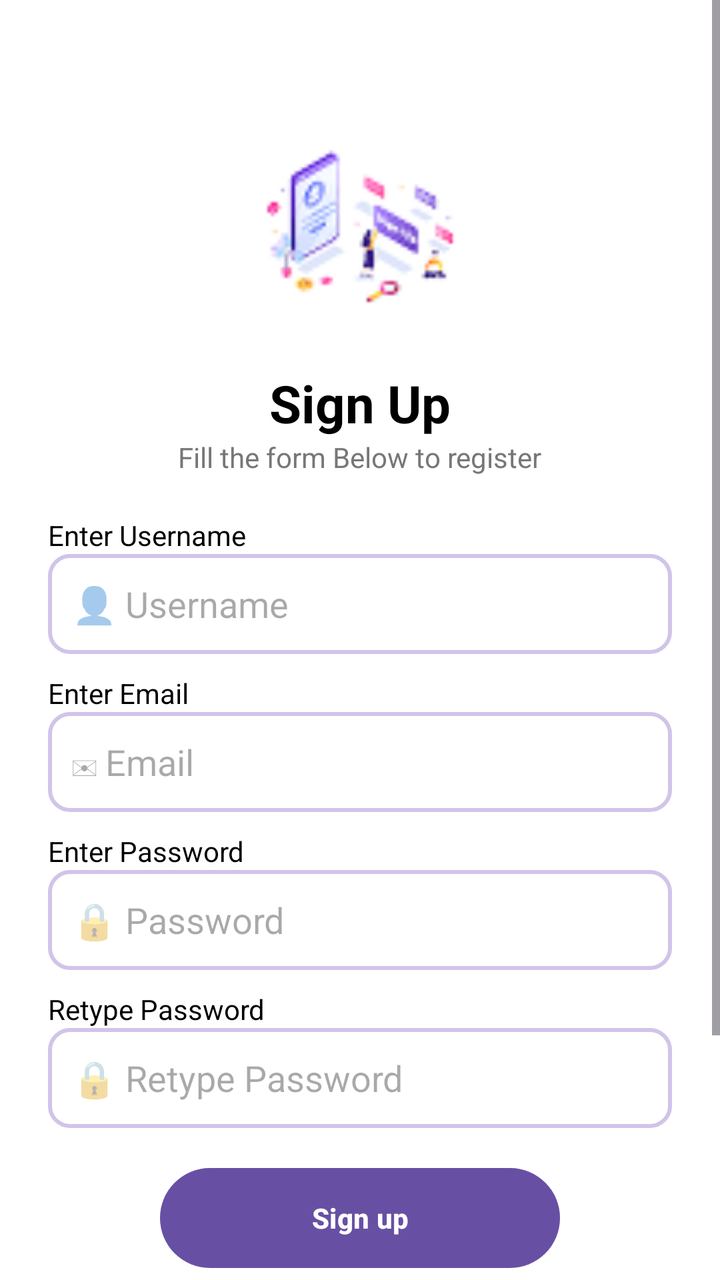
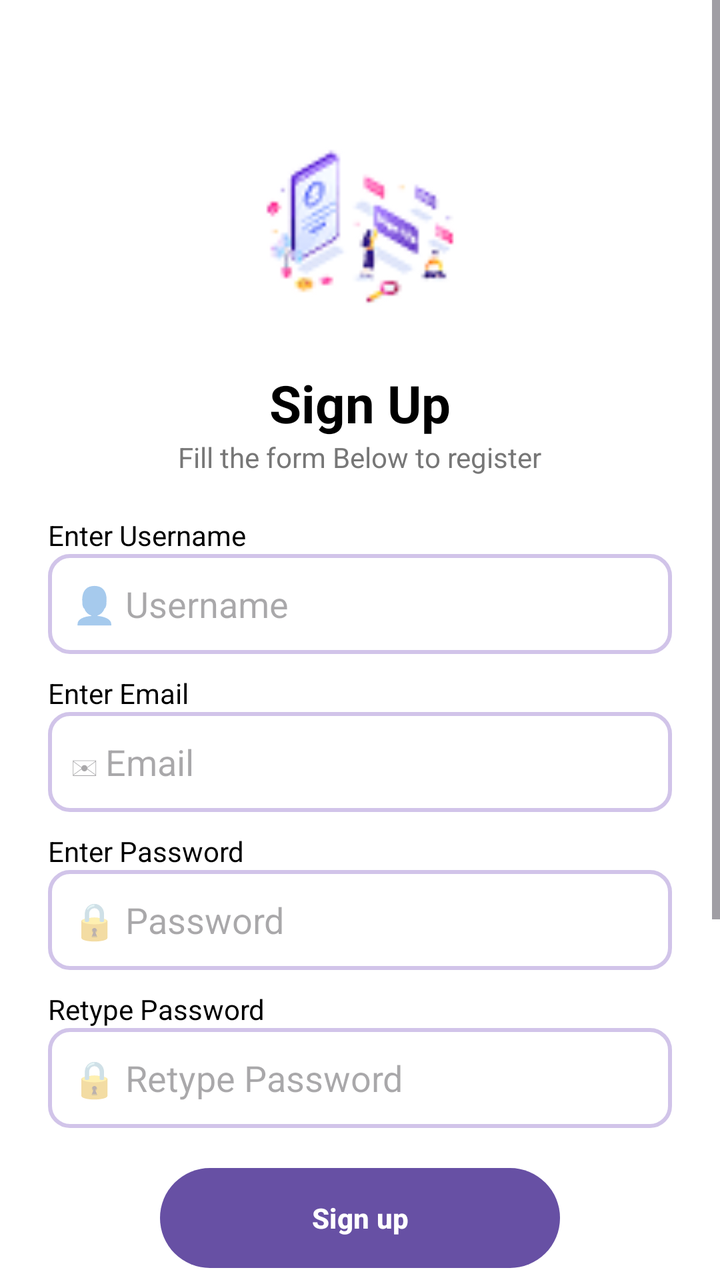

Before-and-after screenshots of an Android layout around one commit, followed by the original layout XML and the change that was made.
<!-- AndroidManifest.xml: application theme Theme.Mind2Career -->
<!-- res/layout/activity_signup.xml -->
<?xml version="1.0" encoding="utf-8"?>
<ScrollView xmlns:android="http://schemas.android.com/apk/res/android"
    android:layout_width="match_parent"
    android:layout_height="match_parent"
    android:id="@+id/main"
    android:background="@color/secondarytext">

    <LinearLayout
        android:layout_width="match_parent"
        android:layout_height="wrap_content"
        android:orientation="vertical"
        android:padding="24dp">

        
        <ImageView
            android:layout_width="120dp"
            android:layout_height="120dp"
            android:layout_gravity="center"
            android:layout_marginTop="30dp"
            android:src="@drawable/signup"
            android:contentDescription="signup"/>

        
        <TextView
            android:layout_width="wrap_content"
            android:layout_height="wrap_content"
            android:text="Sign Up"
            android:textSize="26sp"
            android:textStyle="bold"
            android:textColor="@color/primary"
            android:layout_gravity="center"
            android:layout_marginTop="10dp"/>

        <TextView
            android:layout_width="wrap_content"
            android:layout_height="wrap_content"
            android:text="Fill the form Below to register"
            android:textSize="14sp"
            android:textColor="@color/secondary"
            android:layout_gravity="center"
            android:layout_marginBottom="20dp"/>

        
        <TextView
            android:layout_width="wrap_content"
            android:layout_height="wrap_content"
            android:text="Enter Username"
            android:textColor="@color/primary"
            android:textSize="14sp"/>

        <EditText
            android:id="@+id/etUsername"
            android:layout_width="match_parent"
            android:layout_height="50dp"
            android:background="@drawable/input_bg"
            android:padding="12dp"
            android:hint="👤 Username"/>

        
        <TextView
            android:layout_width="wrap_content"
            android:layout_height="wrap_content"
            android:text="Enter Email"
            android:textColor="@color/primary"
            android:layout_marginTop="10dp"/>

        <EditText
            android:id="@+id/etEmail"
            android:layout_width="match_parent"
            android:layout_height="50dp"
            android:background="@drawable/input_bg"
            android:padding="12dp"
            android:hint="✉ Email"
            android:inputType="textEmailAddress"/>

        
        <TextView
            android:layout_width="wrap_content"
            android:layout_height="wrap_content"
            android:text="Enter Password"
            android:textColor="@color/primary"
            android:layout_marginTop="10dp"/>

        <EditText
            android:id="@+id/etPassword"
            android:layout_width="match_parent"
            android:layout_height="50dp"
            android:background="@drawable/input_bg"
            android:padding="12dp"
            android:hint="🔒 Password"
            android:inputType="textPassword"/>

        
        <TextView
            android:layout_width="wrap_content"
            android:layout_height="wrap_content"
            android:text="Retype Password"
            android:textColor="@color/primary"
            android:layout_marginTop="10dp"/>

        <EditText
            android:id="@+id/etRetypePassword"
            android:layout_width="match_parent"
            android:layout_height="50dp"
            android:background="@drawable/input_bg"
            android:padding="12dp"
            android:hint="🔒 Retype Password"
            android:inputType="textPassword"/>

        
        <Button
            android:id="@+id/btnSignup"
            android:layout_width="200dp"
            android:layout_height="50dp"
            android:text="Sign up"
            android:textColor="#FFFFFF"
            android:textStyle="bold"
            android:layout_gravity="center"
            android:layout_marginTop="20dp"
            android:background="@drawable/round_purple_button"/>

        
        <TextView
            android:layout_width="wrap_content"
            android:layout_height="wrap_content"
            android:text="Or"
            android:textStyle="bold"
            android:layout_gravity="center"
            android:layout_marginTop="10dp"/>

        
        <LinearLayout
            android:id="@+id/btnGoogleSignup"
            android:layout_width="match_parent"
            android:layout_height="55dp"
            android:background="@drawable/google_button_bg"
            android:orientation="horizontal"
            android:gravity="center"
            android:layout_marginTop="10dp"
            android:clickable="true"
            android:focusable="true">

            <ImageView
                android:layout_width="24dp"
                android:layout_height="24dp"
                android:src="@drawable/google"
                android:contentDescription="google"/>

            <TextView
                android:layout_width="wrap_content"
                android:layout_height="wrap_content"
                android:text="Continue with Google"
                android:textColor="@color/primary"
                android:textStyle="bold"
                android:layout_marginStart="10dp"/>
        </LinearLayout>

        
        <LinearLayout
            android:layout_width="wrap_content"
            android:layout_height="wrap_content"
            android:layout_gravity="center"
            android:orientation="horizontal"
            android:layout_marginTop="20dp">

            <TextView
                android:layout_width="wrap_content"
                android:layout_height="wrap_content"
                android:text="Already have an Account? "
                android:textSize="14sp"/>

            <TextView
                android:id="@+id/tvSignin"
                android:layout_width="wrap_content"
                android:layout_height="wrap_content"
                android:text="Sign in"
                android:textColor="@color/emailname"
                android:textStyle="bold"/>
        </LinearLayout>

    </LinearLayout>

</ScrollView>
<!-- resources referenced by this layout -->
<resources>
  <color name="emailname">#8E24AA</color>
  <color name="primary">#000000</color>
  <color name="secondary">#777777</color>
  <color name="secondarytext">#FFFFFF</color>
  <!-- drawable google: png bitmap (drawable, 2151 bytes) -->
  <!-- drawable google_button_bg (drawable) -->
  <?xml version="1.0" encoding="utf-8"?>
  <shape xmlns:android="http://schemas.android.com/apk/res/android">
  
      
      <solid android:color="#FFFFFF"/>
  
      
      <stroke
          android:width="1dp"
          android:color="#DADCE0"/>
  
      
      <corners android:radius="10dp"/>
  
  </shape>
  <!-- drawable input_bg (drawable) -->
  <?xml version="1.0" encoding="utf-8"?>
  <shape xmlns:android="http://schemas.android.com/apk/res/android">
  
      
      <solid android:color="#FFFFFF"/>
  
      
      <stroke
          android:width="2dp"
          android:color="#D1C4E9"/>
  
      
      <corners android:radius="10dp"/>
  
      
      <padding
          android:left="10dp"
          android:top="10dp"
          android:right="10dp"
          android:bottom="10dp"/>
  
  </shape>
  <!-- drawable round_purple_button (drawable) -->
  <?xml version="1.0" encoding="utf-8"?>
  <shape xmlns:android="http://schemas.android.com/apk/res/android">
  
      
      <solid android:color="@color/button"/>
  
      
      <corners android:radius="25dp"/>
  
      
      <padding
          android:left="10dp"
          android:top="10dp"
          android:right="10dp"
          android:bottom="10dp"/>
  
  </shape>
  <!-- drawable signup: png bitmap (drawable, 4305 bytes) -->
  <style name="Theme.Mind2Career" parent="Base.Theme.Mind2Career" />
  <color name="button">#7516B5</color>
  <style name="Base.Theme.Mind2Career" parent="Theme.Material3.DayNight.NoActionBar">
          
          
      </style>
</resources>

<!-- the commit's change to res/layout/activity_signup.xml (unified diff, before → after) -->
@@ -176,8 +176,11 @@
                 android:text="Sign in"
                 android:textColor="@color/emailname"
                 android:textStyle="bold"/>
+
         </LinearLayout>
-
+        <View
+            android:layout_width="match_parent"
+            android:layout_height="100dp"/>
     </LinearLayout>
 
 </ScrollView>
